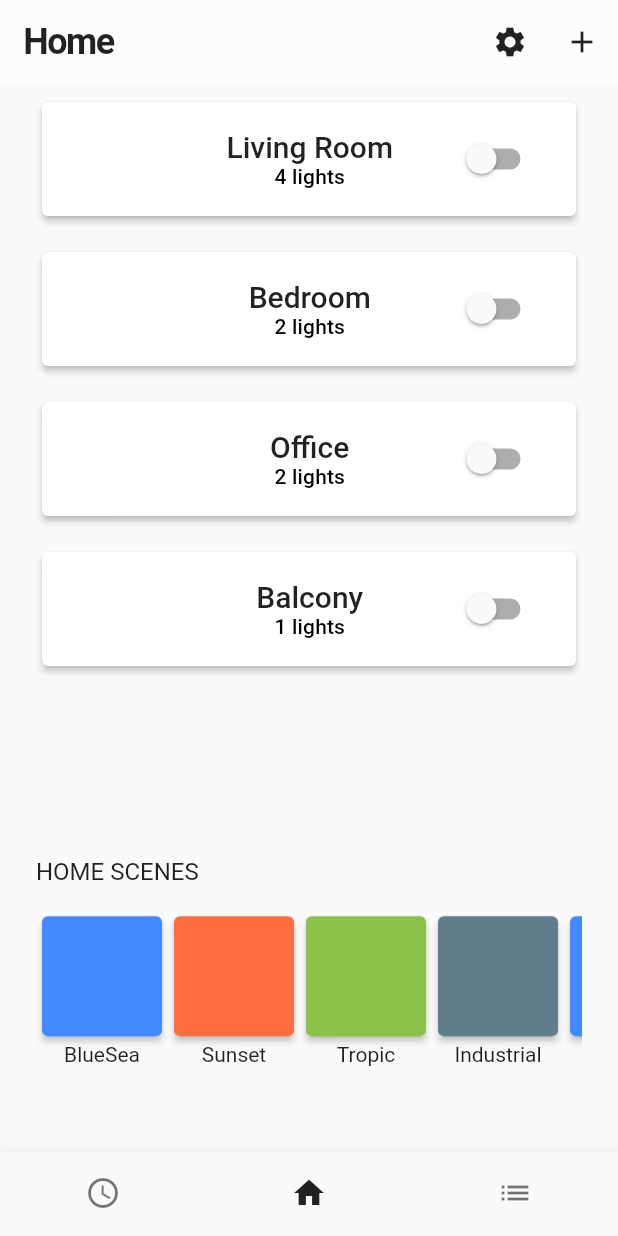
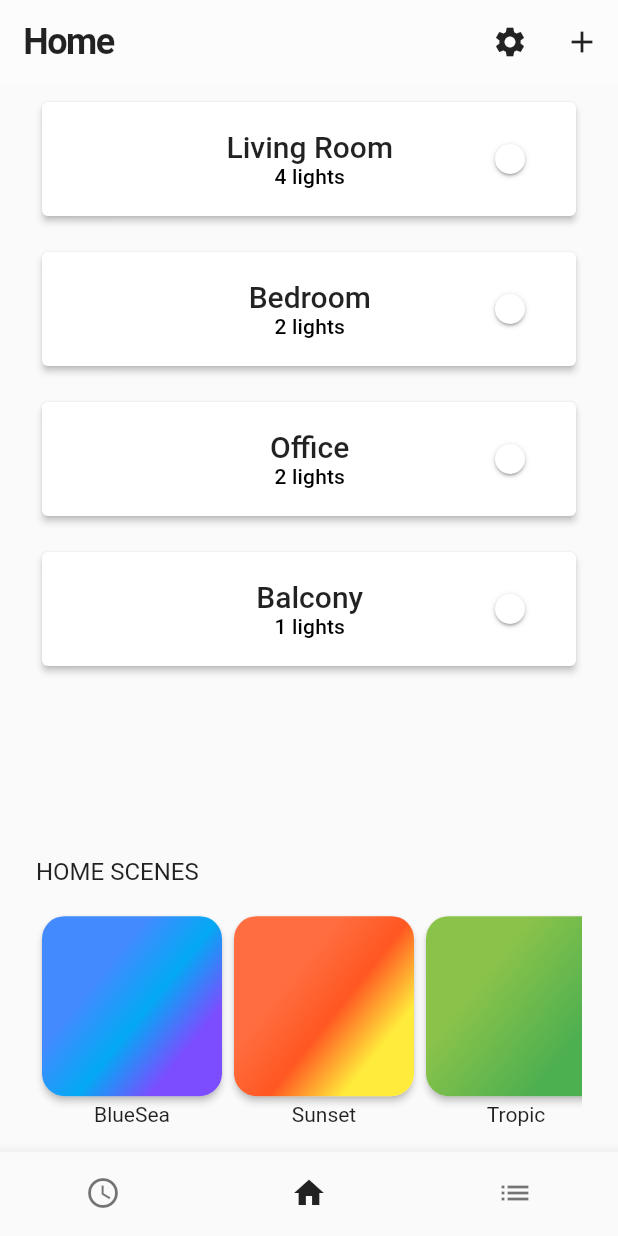
Before and after one commit to Olderskog/huehome, a Flutter app: the screen it shows after launch, on a phone screen of 412 x 824 dp. Run offline on Flutter 3.47's test engine with Material 2 defaults, Android fonts, the phone set to English and light mode, and no system bars.

Commit message:
Misc design changes

```diff
--- a/lib/domain/light.dart
+++ b/lib/domain/light.dart
@@ -1,19 +1,40 @@
 import 'package:flutter/cupertino.dart';
 import 'package:flutter/material.dart';
 
+/// Class representing a PhilipsHue light
 class Light {
+  // The Philips lights operate with a hue range of 0 - 65_535
+  static const int _MAX_HUE_PHILIPS = 65535;
+  static const int _MAX_SAT_PHILIPS = 256;
+
+  // Brightness is the philips term for lightness in the HSLColor class
+  static const int _MAX_BRI_PHILIPS = 256;
+
+  // The HSLColor class has a hue range of 0 - 256
+  static const int _MAX_HUE_HSL = 256;
+
   final String id;
 
   String name = "";
 
   bool on = false; // true - false
-  int saturation = 256; // 0 - 256
-  int brightness = 256; // 0 - 256
+  int saturation = _MAX_SAT_PHILIPS; // 0 - 256
+  int brightness = _MAX_BRI_PHILIPS; // 0 - 256
   int hue = 10000; // 0 - 65535
 
   Light({@required this.id, this.name, this.on, this.saturation, this.brightness, this.hue});
 
+  // TODO: Factory constructor taking a color as input? Then the caller would not be forced to use hsl values
+
   Color getColor() => _getHslColor().toColor();
+  void setColor(Color color) {
+    final hslColor = HSLColor.fromColor(color);
 
-  HSLColor _getHslColor() => HSLColor.fromAHSL(1, ((hue / 65535) * 256), saturation / 256, brightness / 256);
+    this.saturation = (hslColor.saturation * _MAX_SAT_PHILIPS).toInt();
+    this.brightness = (hslColor.lightness * _MAX_BRI_PHILIPS).toInt();
+    this.hue = (hslColor.hue * _MAX_HUE_PHILIPS) ~/ _MAX_HUE_HSL;
+  }
+
+  HSLColor _getHslColor() => HSLColor.fromAHSL(
+      1, ((hue / _MAX_HUE_PHILIPS) * _MAX_HUE_HSL), (saturation / _MAX_SAT_PHILIPS), (brightness / _MAX_BRI_PHILIPS));
 }
--- a/lib/ui/home_page.dart
+++ b/lib/ui/home_page.dart
@@ -90,14 +90,14 @@ class _MyHomePageState extends State<MyHomePage> {
           shrinkWrap: true,
           scrollDirection: Axis.horizontal,
           children: [
-            ScenesListTile(color: Colors.blueAccent, text: "BlueSea"),
-            ScenesListTile(color: Colors.deepOrangeAccent, text: "Sunset"),
-            ScenesListTile(color: Colors.lightGreen, text: "Tropic"),
-            ScenesListTile(color: Colors.blueGrey, text: "Industrial"),
-            ScenesListTile(color: Colors.blueAccent, text: "BlueSea2"),
-            ScenesListTile(color: Colors.deepOrangeAccent, text: "Sunset2"),
-            ScenesListTile(color: Colors.lightGreen, text: "Tropic2"),
-            ScenesListTile(color: Colors.blueGrey, text: "Industrial2"),
+            ScenesListTile(colors: [Colors.blueAccent, Colors.lightBlue, Colors.deepPurpleAccent], text: "BlueSea"),
+            ScenesListTile(colors: [Colors.deepOrangeAccent, Colors.deepOrange, Colors.yellow], text: "Sunset"),
+            ScenesListTile(colors: [Colors.lightGreen, Colors.green], text: "Tropic"),
+            ScenesListTile(colors: [Colors.blueGrey, Colors.blue], text: "Industrial"),
+            ScenesListTile(colors: [Colors.blueAccent, Colors.lightBlue, Colors.deepPurpleAccent], text: "BlueSea2"),
+            ScenesListTile(colors: [Colors.deepOrangeAccent, Colors.deepOrange, Colors.yellow], text: "Sunset2"),
+            ScenesListTile(colors: [Colors.lightGreen, Colors.green], text: "Tropic2"),
+            ScenesListTile(colors: [Colors.blueGrey, Colors.blue], text: "Industrial2"),
           ],
         ),
       ),
--- a/lib/ui/room_list_tile.dart
+++ b/lib/ui/room_list_tile.dart
@@ -1,5 +1,3 @@
-import 'dart:math' as math;
-
 import 'package:flutter/material.dart';
 import 'package:flutter/widgets.dart';
 import 'package:huehome/domain/room.dart';
@@ -54,8 +52,10 @@ class RoomListTile extends StatelessWidget {
     );
   }
 
-  final bool t = false;
+  // final bool t = false;
   Widget _trailing() {
+    bool t = true; //room.lights.any((l) => l.on) ?? false;
+
     Color c;
     if (room.getColors().length >= 1) {
       c = room.getColors().first;
@@ -67,7 +67,7 @@ class RoomListTile extends StatelessWidget {
         onChanged: (state) {
           //light.on = state;
         },
-        value: math.Random().nextBool() ? false : true,
+        value: t,
       ),
     );
   }
--- a/lib/ui/scenes_list_tile.dart
+++ b/lib/ui/scenes_list_tile.dart
@@ -2,21 +2,32 @@ import 'package:flutter/material.dart';
 import 'package:flutter/widgets.dart';
 
 class ScenesListTile extends StatelessWidget {
-  final Color color;
+  final List<Color> colors;
   final String text;
 
-  ScenesListTile({@required this.color, @required this.text});
+  ScenesListTile({@required this.colors, @required this.text});
 
   @override
   Widget build(BuildContext context) {
     return Column(
       children: <Widget>[
         Card(
+          shape: RoundedRectangleBorder(
+            borderRadius: BorderRadius.circular(15.0),
+          ),
           elevation: 2.0,
-          color: color,
           child: Container(
-            width: 80.0,
-            height: 80.0,
+            width: 120.0,
+            height: 120.0,
+            decoration: BoxDecoration(
+              shape: BoxShape.rectangle,
+              borderRadius: BorderRadius.circular(15.0),
+              gradient: LinearGradient(
+                begin: Alignment(0.0, -0.8),
+                tileMode: TileMode.clamp,
+                colors: colors.take(3).toList(), /*center: Alignment(0.0, 0.0), radius: 0.7, focalRadius: 0.3*/
+              ),
+            ),
           ),
         ),
         Text(text)
--- a/lib/ui/widgets/light_circle.dart
+++ b/lib/ui/widgets/light_circle.dart
@@ -28,12 +28,13 @@ class LightCircle extends StatelessWidget {
 
   Widget _colorGradientNoColors() {
     return Container(
-      height: 50,
-      width: 50,
+      height: 60,
+      width: 60,
       child: Center(child: Icon(Icons.lightbulb_outline)),
     );
   }
 
+  /// Creates the color circle if there is ony one color
   Widget _colorGradientOneColor() {
     return Container(
       height: 50,
@@ -53,6 +54,7 @@ class LightCircle extends StatelessWidget {
     );
   }
 
+  /// Creates a color gradient using multiple colors
   Widget _colorGradientMultipleColors() {
     return Container(
       height: 50,
@@ -60,7 +62,11 @@ class LightCircle extends StatelessWidget {
       //color: Colors.blueGrey,
       decoration: BoxDecoration(
         shape: BoxShape.circle,
-        gradient: RadialGradient(colors: colors.take(3).toList(), center: Alignment(0.0, 0.0), radius: 0.7, focalRadius: 0.3),
+        gradient: LinearGradient(
+          begin: Alignment(0.0, -0.8),
+          tileMode: TileMode.clamp,
+          colors: colors.take(3).toList(), /*center: Alignment(0.0, 0.0), radius: 0.7, focalRadius: 0.3*/
+        ),
       ),
       child: Center(
         child: Icon(
@@ -71,6 +77,7 @@ class LightCircle extends StatelessWidget {
     );
   }
 
+  /// Creates the border around the color gradient
   Widget _border() {
     if (colors.length == 0) {
       return Container();
@@ -81,7 +88,7 @@ class LightCircle extends StatelessWidget {
       width: 60,
       alignment: Alignment.topCenter,
       decoration: BoxDecoration(
-        border: Border.all(color: _borderColor(), width: 5),
+        border: Border.all(color: _borderColor(), width: 4.5),
         shape: BoxShape.circle,
       ),
     );
```
